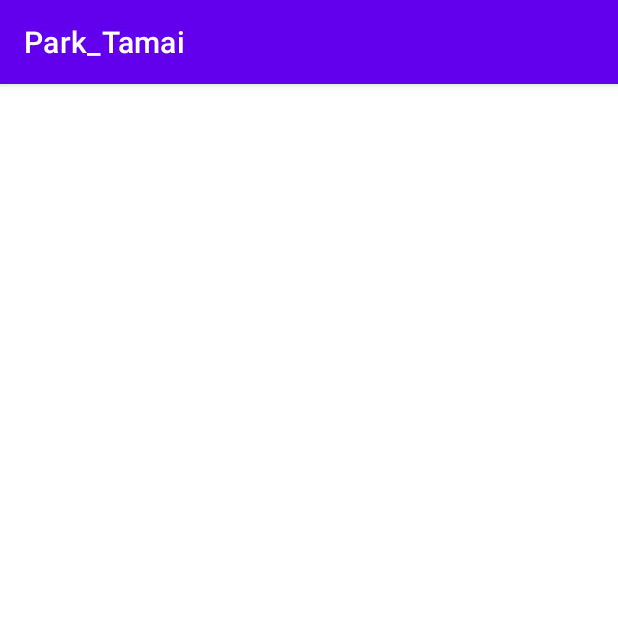
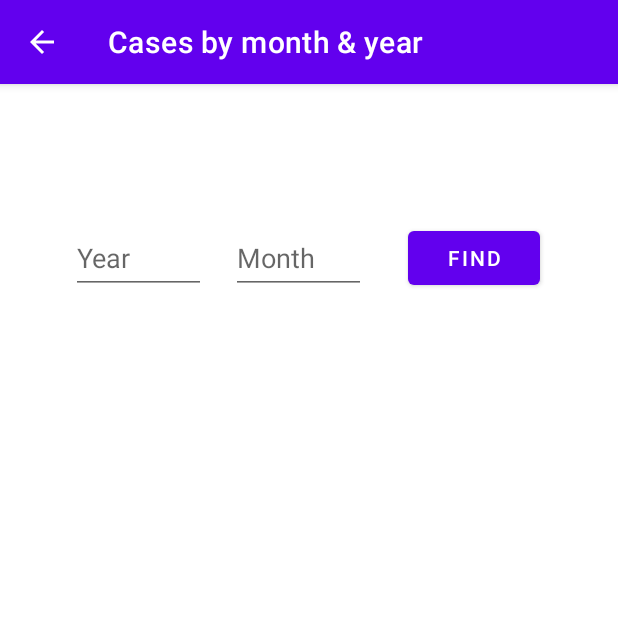
Before and after one commit to gunehee6566/Comp3717-Assignment2, an Android app: the byDate screen opened directly, with no data from a screen before it, on a phone screen of 412 x 824 dp, the top half of it. Run offline under Robolectric (Android 15) with nearby library versions, the phone set to English and light mode, and no system bars; our stand-ins replace Firebase (no records; nobody signed in at launch, a user with empty details on screens opened directly).

Commit message:
somewhat working case by month page

```diff
--- a/app/src/main/AndroidManifest.xml
+++ b/app/src/main/AndroidManifest.xml
@@ -11,15 +11,19 @@
         android:theme="@style/Theme.Park_Tamai">
         <activity
             android:name=".byHA"
+            android:parentActivityName=".MainActivity"
             android:exported="true" />
         <activity
             android:name=".byDate"
+            android:parentActivityName=".MainActivity"
             android:exported="true" />
         <activity
             android:name=".byAge"
+            android:parentActivityName=".MainActivity"
             android:exported="true" />
         <activity
             android:name=".byGender"
+            android:parentActivityName=".MainActivity"
             android:exported="true" />
         <activity
             android:name=".MainActivity"
--- a/app/src/main/java/ca/bcit/park_tamai/byDate.java
+++ b/app/src/main/java/ca/bcit/park_tamai/byDate.java
@@ -1,14 +1,80 @@
 package ca.bcit.park_tamai;
 
+import androidx.annotation.NonNull;
+import androidx.annotation.Nullable;
 import androidx.appcompat.app.AppCompatActivity;
+import androidx.recyclerview.widget.RecyclerView;
+import androidx.recyclerview.widget.StaggeredGridLayoutManager;
 
 import android.os.Bundle;
+import android.util.Log;
+import android.view.View;
+import android.widget.Button;
+import android.widget.TextView;
+import android.widget.Toast;
+
+import com.google.android.gms.tasks.OnCompleteListener;
+import com.google.android.gms.tasks.OnFailureListener;
+import com.google.android.gms.tasks.OnSuccessListener;
+import com.google.android.gms.tasks.Task;
+import com.google.firebase.database.ChildEventListener;
+import com.google.firebase.database.DataSnapshot;
+import com.google.firebase.database.DatabaseError;
+import com.google.firebase.database.DatabaseReference;
+import com.google.firebase.database.FirebaseDatabase;
+
+import java.util.ArrayList;
 
 public class byDate extends AppCompatActivity {
 
+    private Button btn_find;
+    private TextView year_field;
+    private TextView month_field;
+    private RecyclerView recyclerView;
+    private RecyclerAdapter recyclerAdapter;
     @Override
     protected void onCreate(Bundle savedInstanceState) {
         super.onCreate(savedInstanceState);
         setContentView(R.layout.activity_by_date);
+
+        setTitle("Cases by month & year");
+
+        btn_find = findViewById(R.id.btn_find);
+        year_field = findViewById(R.id.year_field);
+        month_field = findViewById(R.id.month_field);
+
+        recyclerView = findViewById(R.id.dateRecycler);
+        recyclerView.setHasFixedSize(true);
+
+        StaggeredGridLayoutManager lm = new StaggeredGridLayoutManager(1, StaggeredGridLayoutManager.VERTICAL);
+        recyclerView.setLayoutManager(lm);
+
+        btn_find.setOnClickListener(new View.OnClickListener() {
+            @Override
+            public void onClick(View view) {
+                String year = year_field.getText().toString();
+                String month = month_field.getText().toString();
+                String nextMonth = (month.equals("12"))?"1":"" + (Integer.parseInt(month) + 1);
+                String nextYear = (nextMonth.equals("1"))?""+(Integer.parseInt(year)+1):year;
+                month = (month.length() == 1)?"0"+month:month;
+                nextMonth = (nextMonth.length() == 1)?"0"+nextMonth:nextMonth;
+                FirebaseDatabase database = FirebaseDatabase.getInstance();
+                DatabaseReference ref = database.getReference();
+                ref.orderByChild("Reported_Date").startAt(year+"-"+month).endBefore(nextYear+"-"+nextMonth).get().addOnSuccessListener(new OnSuccessListener<DataSnapshot>() {
+                    @Override
+                    public void onSuccess(DataSnapshot dataSnapshot) {
+                        ArrayList<Report> reports = new ArrayList<Report>();
+                        dataSnapshot.getChildren().forEach(child->{
+                            Report report = child.getValue(Report.class);
+                            reports.add(report);
+                        });
+                        recyclerAdapter = new RecyclerAdapter(byDate.this, reports);
+                        recyclerView.setAdapter(recyclerAdapter);
+                        Toast.makeText(getApplicationContext(), "" + dataSnapshot.getChildrenCount(), Toast.LENGTH_SHORT).show();
+                    }
+                });
+            }
+        });
+
     }
 }
--- a/app/src/main/res/layout/activity_by_date.xml
+++ b/app/src/main/res/layout/activity_by_date.xml
@@ -6,4 +6,48 @@
     android:layout_height="match_parent"
     tools:context=".byDate">
 
+    <androidx.recyclerview.widget.RecyclerView
+        android:id="@+id/dateRecycler"
+        android:layout_width="409dp"
+        android:layout_height="531dp"
+        app:layout_constraintBottom_toBottomOf="parent"
+        app:layout_constraintEnd_toEndOf="parent"
+        app:layout_constraintStart_toStartOf="parent" />
+
+    <EditText
+        android:id="@+id/year_field"
+        android:layout_width="90dp"
+        android:layout_height="48dp"
+        android:layout_marginTop="92dp"
+        android:ems="10"
+        android:hint="@string/year"
+        android:inputType="number"
+        app:layout_constraintEnd_toStartOf="@+id/btn_find"
+        app:layout_constraintHorizontal_bias="0.259"
+        app:layout_constraintStart_toStartOf="parent"
+        app:layout_constraintTop_toTopOf="parent" />
+
+    <Button
+        android:id="@+id/btn_find"
+        android:layout_width="wrap_content"
+        android:layout_height="wrap_content"
+        android:layout_marginTop="92dp"
+        android:layout_marginEnd="52dp"
+        android:text="@string/find"
+        app:layout_constraintEnd_toEndOf="parent"
+        app:layout_constraintTop_toTopOf="parent" />
+
+    <EditText
+        android:id="@+id/month_field"
+        android:layout_width="90dp"
+        android:layout_height="48dp"
+        android:layout_marginTop="92dp"
+        android:ems="10"
+        android:hint="@string/month"
+        android:inputType="number"
+        app:layout_constraintEnd_toStartOf="@+id/btn_find"
+        app:layout_constraintHorizontal_bias="0.846"
+        app:layout_constraintStart_toStartOf="parent"
+        app:layout_constraintTop_toTopOf="parent" />
+
 </androidx.constraintlayout.widget.ConstraintLayout>
--- a/app/src/main/res/values/strings.xml
+++ b/app/src/main/res/values/strings.xml
@@ -6,6 +6,9 @@
     <string name="case_by_health_authority">Case by health authority</string>
     <string name="case_by_gender">Case by gender</string>
     <string name="case_by_age_group">Case by age group</string>
+    <string name="find">Find</string>
+    <string name="year">Year</string>
+    <string name="month">Month</string>
 
     <string name="login">Login</string>
     <string name="register">Register</string>
```
Also changed, not shown: app/src/main/java/ca/bcit/park_tamai/RecyclerAdapter.java (added, +65 -0 lines), app/src/main/java/ca/bcit/park_tamai/Report.java (added, +49 -0 lines), app/src/main/res/layout/report_list.xml (added, +48 -0 lines).
